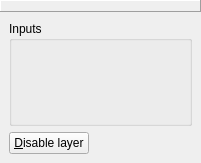
GPlates/GPlates, file src/qt-widgets/VisualLayerWidgetUi.ui: the form before one commit.
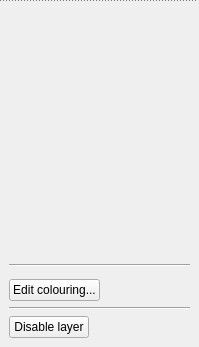
The form after the commit.

The edit to the form file:
```diff
--- a/src/qt-widgets/VisualLayerWidgetUi.ui
+++ b/src/qt-widgets/VisualLayerWidgetUi.ui
@@ -6,8 +6,8 @@
    <rect>
     <x>0</x>
     <y>0</y>
-    <width>201</width>
-    <height>163</height>
+    <width>199</width>
+    <height>347</height>
    </rect>
   </property>
   <property name="focusPolicy">
@@ -19,6 +19,15 @@
   <property name="autoFillBackground">
    <bool>true</bool>
   </property>
+  <layout class="QHBoxLayout" name="horizontalLayout_4">
+   <property name="spacing">
+    <number>0</number>
+   </property>
+   <property name="margin">
+    <number>0</number>
+   </property>
+   <item>
+    <widget class="QFrame" name="widget_frame">
   <layout class="QVBoxLayout" name="verticalLayout_2">
    <property name="spacing">
     <number>0</number>
@@ -27,19 +36,32 @@
     <number>0</number>
    </property>
    <item>
-    <widget class="QFrame" name="top_frame">
+       <widget class="QWidget" name="border_widget" native="true">
+        <property name="minimumSize">
+         <size>
+          <width>0</width>
+          <height>1</height>
+         </size>
+        </property>
+        <property name="maximumSize">
+         <size>
+          <width>16777215</width>
+          <height>1</height>
+         </size>
+        </property>
+        <property name="styleSheet">
+         <string notr="true">border-top: 1px dotted black;</string>
+        </property>
+       </widget>
+      </item>
+      <item>
+       <widget class="QWidget" name="top_widget" native="true">
      <property name="sizePolicy">
       <sizepolicy hsizetype="Preferred" vsizetype="Minimum">
        <horstretch>0</horstretch>
        <verstretch>0</verstretch>
       </sizepolicy>
      </property>
-     <property name="frameShape">
-      <enum>QFrame::Panel</enum>
-     </property>
-     <property name="frameShadow">
-      <enum>QFrame::Raised</enum>
-     </property>
      <layout class="QHBoxLayout" name="horizontalLayout_3">
       <property name="spacing">
        <number>0</number>
@@ -105,10 +127,7 @@
           <verstretch>0</verstretch>
          </sizepolicy>
         </property>
-        <layout class="QHBoxLayout" name="horizontalLayout_2">
-         <property name="spacing">
-          <number>5</number>
-         </property>
+           <layout class="QGridLayout" name="gridLayout">
          <property name="leftMargin">
           <number>4</number>
          </property>
@@ -121,31 +140,51 @@
          <property name="bottomMargin">
           <number>5</number>
          </property>
-         <item>
-          <layout class="QVBoxLayout" name="right_vertical_layout">
-           <property name="spacing">
-            <number>0</number>
-           </property>
-           <property name="margin">
-            <number>0</number>
-           </property>
-           <item>
-            <widget class="QWidget" name="visibility_icon_placeholder_widget" native="true"/>
-           </item>
-           <item>
-            <widget class="QWidget" name="right_filler_widget" native="true">
+            <property name="horizontalSpacing">
+             <number>6</number>
+            </property>
+            <property name="verticalSpacing">
+             <number>2</number>
+            </property>
+            <item row="0" column="0">
+             <widget class="QWidget" name="visibility_icon_placeholder_widget" native="true">
+              <property name="sizePolicy">
+               <sizepolicy hsizetype="Minimum" vsizetype="Preferred">
+                <horstretch>0</horstretch>
+                <verstretch>0</verstretch>
+               </sizepolicy>
+              </property>
+             </widget>
+            </item>
+            <item row="0" column="1">
+             <widget class="QWidget" name="name_label_placeholder_widget" native="true">
              <property name="sizePolicy">
-              <sizepolicy hsizetype="Preferred" vsizetype="MinimumExpanding">
+               <sizepolicy hsizetype="Expanding" vsizetype="Preferred">
                <horstretch>0</horstretch>
                <verstretch>0</verstretch>
               </sizepolicy>
              </property>
             </widget>
            </item>
-          </layout>
-         </item>
-         <item>
-          <widget class="QWidget" name="basic_info_placeholder_widget" native="true"/>
+            <item row="1" column="0">
+             <widget class="QWidget" name="default_icon_placeholder_widget" native="true">
+              <property name="sizePolicy">
+               <sizepolicy hsizetype="Minimum" vsizetype="Preferred">
+                <horstretch>0</horstretch>
+                <verstretch>0</verstretch>
+               </sizepolicy>
+              </property>
+             </widget>
+            </item>
+            <item row="1" column="1">
+             <widget class="QWidget" name="type_label_placeholder_widget" native="true">
+              <property name="sizePolicy">
+               <sizepolicy hsizetype="Expanding" vsizetype="Preferred">
+                <horstretch>0</horstretch>
+                <verstretch>0</verstretch>
+               </sizepolicy>
+              </property>
+             </widget>
          </item>
         </layout>
        </widget>
@@ -164,17 +203,78 @@
      <property name="autoFillBackground">
       <bool>true</bool>
      </property>
+        <property name="styleSheet">
+         <string notr="true"/>
+        </property>
+        <layout class="QVBoxLayout" name="verticalLayout_5">
+         <item>
+          <widget class="QWidget" name="input_channels_widget" native="true">
+           <property name="sizePolicy">
+            <sizepolicy hsizetype="Preferred" vsizetype="Expanding">
+             <horstretch>0</horstretch>
+             <verstretch>0</verstretch>
+            </sizepolicy>
+           </property>
+          </widget>
+         </item>
+         <item>
+          <widget class="QWidget" name="edit_colouring_group_widget" native="true">
+           <layout class="QVBoxLayout" name="verticalLayout_4">
+            <property name="margin">
+             <number>0</number>
+            </property>
+            <item>
+             <widget class="Line" name="line">
+              <property name="orientation">
+               <enum>Qt::Horizontal</enum>
+              </property>
+             </widget>
+            </item>
+            <item>
+             <widget class="QWidget" name="colour_palette_placeholder_widget" native="true"/>
+            </item>
+            <item>
+             <widget class="QWidget" name="edit_colouring_widget" native="true">
+              <layout class="QHBoxLayout" name="horizontalLayout_2">
+               <property name="margin">
+                <number>0</number>
+               </property>
+               <item>
+                <widget class="QPushButton" name="edit_colouring_button">
+                 <property name="text">
+                  <string>Edit colouring...</string>
+                 </property>
+                </widget>
+               </item>
+               <item>
+                <spacer name="horizontalSpacer_2">
+                 <property name="orientation">
+                  <enum>Qt::Horizontal</enum>
+                 </property>
+                 <property name="sizeHint" stdset="0">
+                  <size>
+                   <width>40</width>
+                   <height>20</height>
+                  </size>
+                 </property>
+                </spacer>
+               </item>
+              </layout>
+             </widget>
+            </item>
+           </layout>
+          </widget>
+         </item>
+         <item>
+          <widget class="QWidget" name="additional_options_group_widget" native="true">
      <layout class="QVBoxLayout" name="verticalLayout">
-      <item>
-       <widget class="QGroupBox" name="input_channels_groupbox">
-        <property name="sizePolicy">
-         <sizepolicy hsizetype="Preferred" vsizetype="Expanding">
-          <horstretch>0</horstretch>
-          <verstretch>0</verstretch>
-         </sizepolicy>
-        </property>
-        <property name="title">
-         <string>Inputs</string>
+            <property name="margin">
+             <number>0</number>
+            </property>
+            <item>
+             <widget class="Line" name="line_2">
+              <property name="orientation">
+               <enum>Qt::Horizontal</enum>
         </property>
        </widget>
       </item>
@@ -187,7 +287,7 @@
          <item>
           <widget class="QPushButton" name="disable_button">
            <property name="text">
-            <string>&amp;Disable layer</string>
+                  <string>Disable layer</string>
            </property>
           </widget>
          </item>
@@ -203,6 +303,12 @@
             </size>
            </property>
           </spacer>
+               </item>
+              </layout>
+             </widget>
+            </item>
+           </layout>
+          </widget>
          </item>
         </layout>
        </widget>
```
Lines whose indentation alone changed are shown as unchanged.
